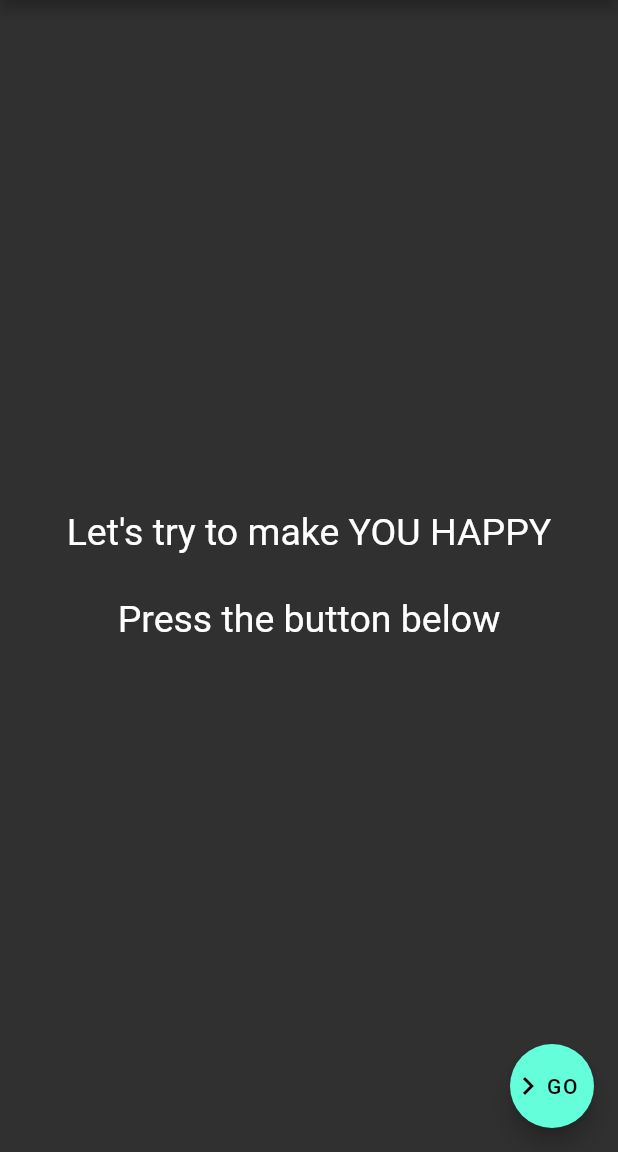
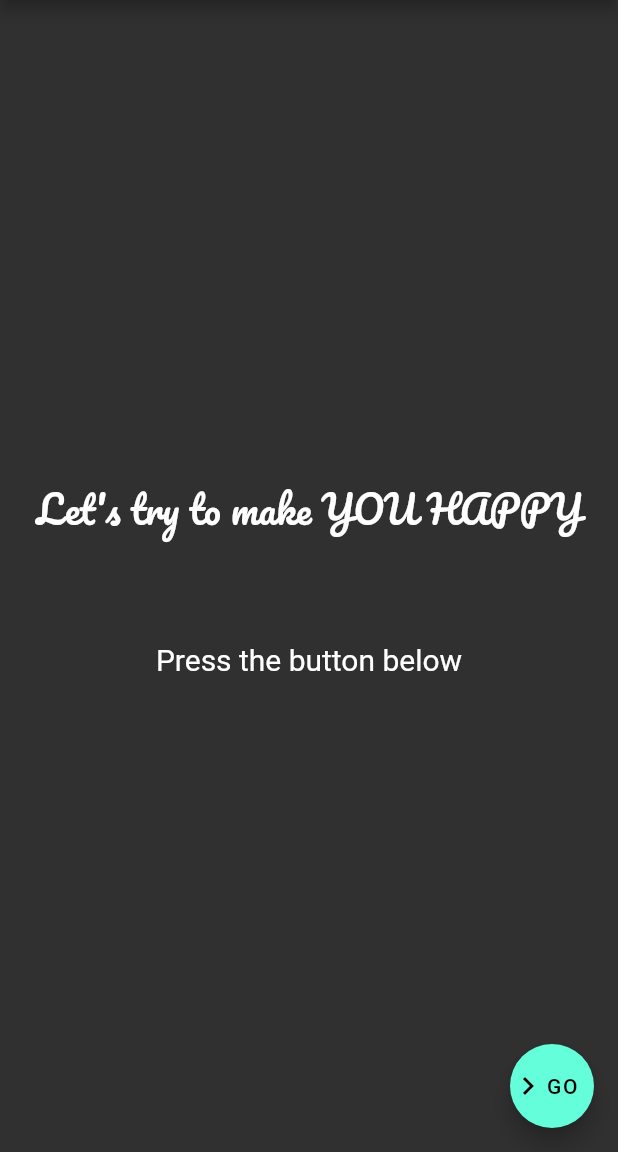
Before and after one commit to Haltseva-Yevheniia/random-message, a Flutter app: the screen it shows after launch, on a phone screen of 412 x 824 dp, the part 84-1236 px from its top. Run offline on Flutter 3.47's test engine with Material 2 defaults, Android fonts, the phone set to English and light mode, and no system bars.

Commit message:
Second commit. All Strings are put in the file texts. Add font Pacifico to the project. Take away debug banner.

```diff
--- /dev/null
+++ b/lib/components/texts.dart
@@ -0,0 +1,21 @@
+import 'package:flutter/material.dart';
+
+// Texts from HomePage
+Text HomePageAppBarTitle = Text('Random Message');
+Text HomePageBodyMainText = Text(
+  'Let\'s try to make YOU HAPPY\n',
+  textAlign: TextAlign.center,
+  style: TextStyle(
+      fontSize: 25,
+      fontFamily: 'Pacifico',),
+);
+Text HomePageBodyMainText2 = Text(
+  '\nPress the button below',
+  style: TextStyle(
+    fontSize: 20,
+  ),
+);
+Text HomePageButtonText = Text('GO');
+
+//Texts from Message Page
+Text MessagePageAppBarTitle = Text('Random Message');
--- a/lib/main.dart
+++ b/lib/main.dart
@@ -13,6 +13,7 @@ class MyRandomApp extends StatelessWidget {
 @override
 Widget build (BuildContext context) {
   return MaterialApp(
+    debugShowCheckedModeBanner: false,
     theme: ThemeData.dark(),
     home: HomePage(),
   );
--- a/lib/pages/home_page.dart
+++ b/lib/pages/home_page.dart
@@ -1,5 +1,6 @@
 import 'package:flutter/cupertino.dart';
 import 'package:flutter/material.dart';
+import 'package:random_message/components/texts.dart';
 import 'package:random_message/pages/message_page.dart';
 
 
@@ -11,21 +12,23 @@ class HomePage extends StatelessWidget {
   Widget build (BuildContext context) {
     return Scaffold(
       appBar: AppBar(
-        title: Text('Random Message'),
+        title: HomePageAppBarTitle,
         centerTitle: true,
       ),
       body: Center(
-        child: Text(
-          'Let\'s try to make YOU HAPPY\n \nPress the button below',
-          textAlign: TextAlign.center,
-          style: TextStyle(fontSize: 25),
+        child: Column(
+          mainAxisAlignment: MainAxisAlignment.center,
+          children: [
+            HomePageBodyMainText,
+            HomePageBodyMainText2,
+          ],
         ),
       ),
       floatingActionButton: FloatingActionButton(
         child: Row(
           children: [
             Icon(Icons.navigate_next),
-            Text('GO'),
+            HomePageButtonText,
           ],
         ),
 
--- a/lib/pages/message_page.dart
+++ b/lib/pages/message_page.dart
@@ -1,5 +1,6 @@
 import 'package:flutter/cupertino.dart';
 import 'package:flutter/material.dart';
+import 'package:random_message/components/texts.dart';
 import 'package:random_message/list_of_messages.dart';
 import 'dart:math';
 
@@ -23,7 +24,7 @@ void changeMessage () {
   Widget build (BuildContext context) {
   return Scaffold(
     appBar: AppBar(
-      title: const Text('Message for You'),
+      title: MessagePageAppBarTitle,
       centerTitle: true,
     ),
     body: Padding(
@@ -42,7 +43,7 @@ void changeMessage () {
         });
 
       },
-        child: Icon(Icons.change_circle),
+        child: Icon(Icons.change_circle, color: Colors.yellow, size: 50,),
     ),
   );
   }
```
Also changed, not shown: pubspec.yaml (+4 -4 lines), fonts/Pacifico_Regular.ttf (added).
